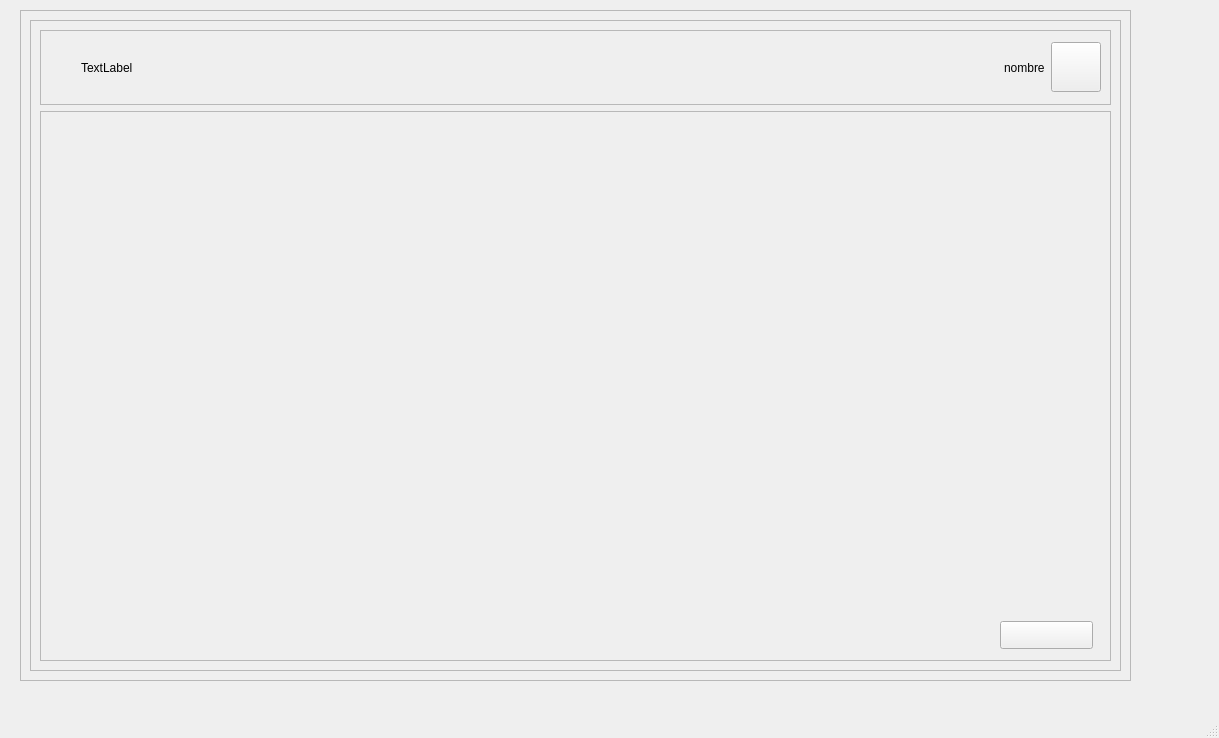
Before: the Qt Designer form views/playlist.ui in ximenaaloya/cloudymusic, drawn with Qt 5.
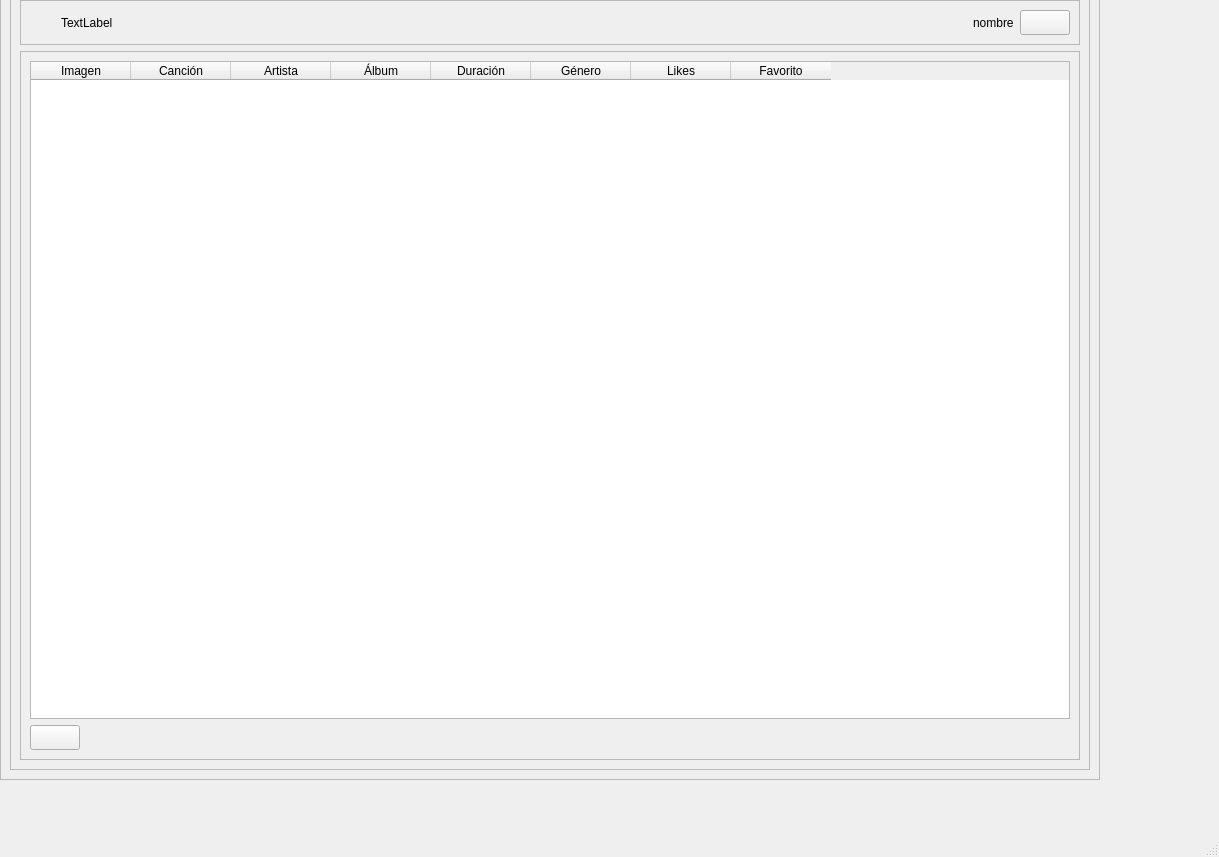
After: the same form once the commit is applied. Icons and pictures are not drawn.

Patch:
```diff
--- a/views/playlist.ui
+++ b/views/playlist.ui
@@ -7,7 +7,7 @@
     <x>0</x>
     <y>0</y>
     <width>1219</width>
-    <height>738</height>
+    <height>857</height>
    </rect>
   </property>
   <property name="windowTitle">
@@ -17,12 +17,24 @@
    <widget class="QFrame" name="frame">
     <property name="geometry">
      <rect>
-      <x>20</x>
-      <y>10</y>
-      <width>1111</width>
-      <height>671</height>
+      <x>0</x>
+      <y>-20</y>
+      <width>1100</width>
+      <height>800</height>
      </rect>
     </property>
+    <property name="minimumSize">
+     <size>
+      <width>1100</width>
+      <height>800</height>
+     </size>
+    </property>
+    <property name="maximumSize">
+     <size>
+      <width>1000</width>
+      <height>800</height>
+     </size>
+    </property>
     <property name="frameShape">
      <enum>QFrame::StyledPanel</enum>
     </property>
@@ -160,23 +172,81 @@
           <property name="frameShadow">
            <enum>QFrame::Raised</enum>
           </property>
-          <widget class="QPushButton" name="btn_add">
-           <property name="geometry">
-            <rect>
-             <x>960</x>
-             <y>510</y>
-             <width>93</width>
-             <height>28</height>
-            </rect>
-           </property>
-           <property name="text">
-            <string/>
-           </property>
-           <property name="icon">
-            <iconset>
-             <normaloff>../../../../../Downloads/music_more.png</normaloff>../../../../../Downloads/music_more.png</iconset>
-           </property>
-          </widget>
+          <layout class="QVBoxLayout" name="verticalLayout_3">
+           <item>
+            <widget class="QTableWidget" name="tableWidget">
+             <property name="minimumSize">
+              <size>
+               <width>800</width>
+               <height>0</height>
+              </size>
+             </property>
+             <column>
+              <property name="text">
+               <string>Imagen</string>
+              </property>
+             </column>
+             <column>
+              <property name="text">
+               <string>Canción</string>
+              </property>
+             </column>
+             <column>
+              <property name="text">
+               <string>Artista</string>
+              </property>
+             </column>
+             <column>
+              <property name="text">
+               <string>Álbum</string>
+              </property>
+             </column>
+             <column>
+              <property name="text">
+               <string>Duración</string>
+              </property>
+             </column>
+             <column>
+              <property name="text">
+               <string>Género</string>
+              </property>
+             </column>
+             <column>
+              <property name="text">
+               <string>Likes</string>
+              </property>
+             </column>
+             <column>
+              <property name="text">
+               <string>Favorito</string>
+              </property>
+             </column>
+            </widget>
+           </item>
+           <item>
+            <widget class="QPushButton" name="btn_add">
+             <property name="minimumSize">
+              <size>
+               <width>50</width>
+               <height>25</height>
+              </size>
+             </property>
+             <property name="maximumSize">
+              <size>
+               <width>50</width>
+               <height>25</height>
+              </size>
+             </property>
+             <property name="text">
+              <string/>
+             </property>
+             <property name="icon">
+              <iconset>
+               <normaloff>../../../../../Downloads/music_more.png</normaloff>../../../../../Downloads/music_more.png</iconset>
+             </property>
+            </widget>
+           </item>
+          </layout>
          </widget>
         </item>
        </layout>
```
